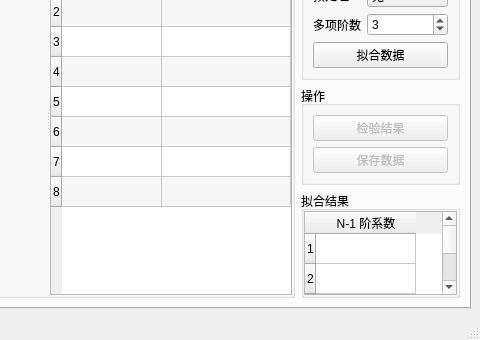
Above: mainwindow.ui from m-RNA/TemperatureSelfCorrectionBasedOnQtSerial before the change; both pictures show x 448 to 928 and y 302 to 642 of the 928 by 642 pixel window. Below: the same form after it.
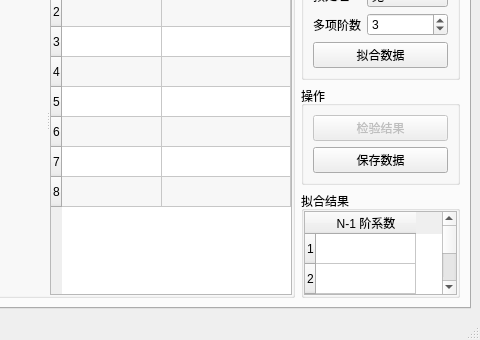
That is the form after the change. Icons and pictures are not drawn. Custom widgets are drawn as their Qt base class.

Commit message: 功能：使能保存数据按钮

The edit to the form file:
```diff
--- a/mainwindow.ui
+++ b/mainwindow.ui
@@ -634,7 +634,7 @@
               <item row="9" column="1" colspan="2">
                <widget class="QPushButton" name="pushButton_26">
                 <property name="enabled">
-                 <bool>false</bool>
+                 <bool>true</bool>
                 </property>
                 <property name="text">
                  <string>保存数据</string>
```
Left out of the diff: 18 changed lines with no effect on the pictures. The commit also changes 2 other files.
